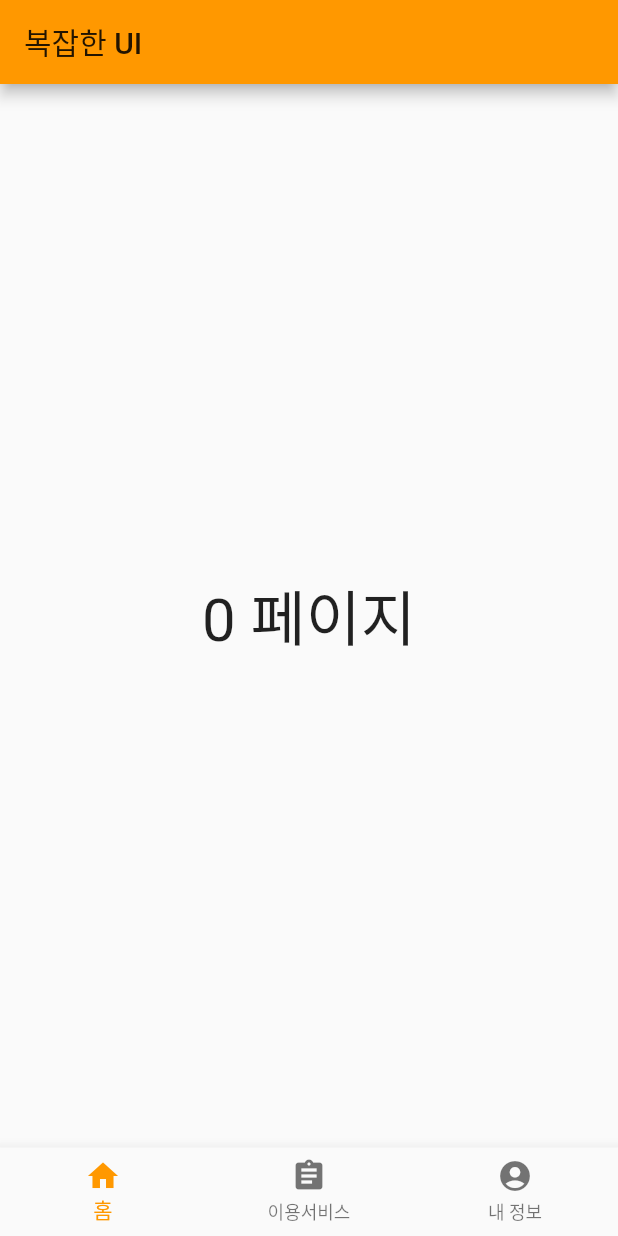
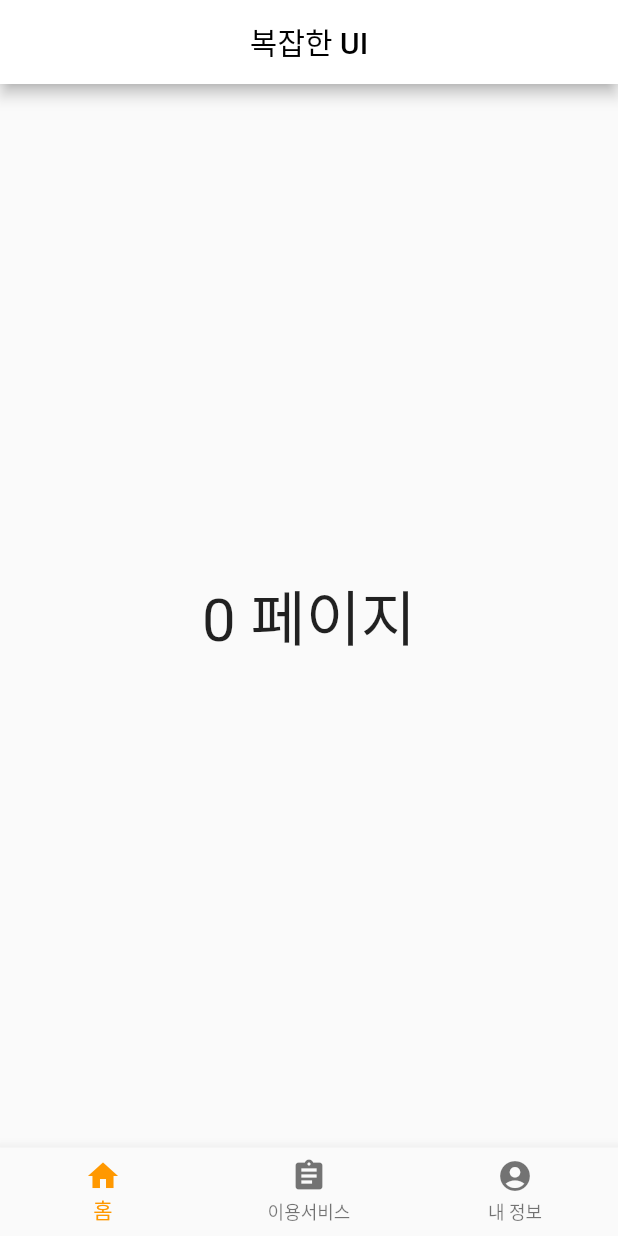
Before and after one commit to progh2/mirim-taxi, a Flutter app: the screen it shows after launch, on a phone screen of 412 x 824 dp. Run offline on Flutter 3.47's test engine with Material 2 defaults, Android fonts, the phone set to English and light mode, and no system bars.

Commit message:
#3 - AppBar 위젯 수정 - 색상지정하기

```diff
--- a/lib/main.dart
+++ b/lib/main.dart
@@ -31,7 +31,11 @@ class _MyHomePageState extends State<MyHomePage> {
   Widget build(BuildContext context) {
     return Scaffold(
       appBar: AppBar(
-        title: Text('복잡한 UI'),
+        backgroundColor: Colors.white,
+        title: Text('복잡한 UI'
+,style:TextStyle(color:Colors.black)
+        ),
+        centerTitle: true,
       ),
       body:Center(
         child: Text(
```
